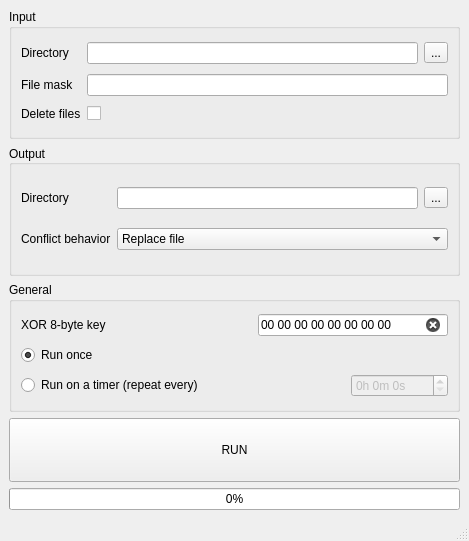
Above: mainwindow.ui from mxlgv/xor-encryptor before the change. Below: the same form after it.
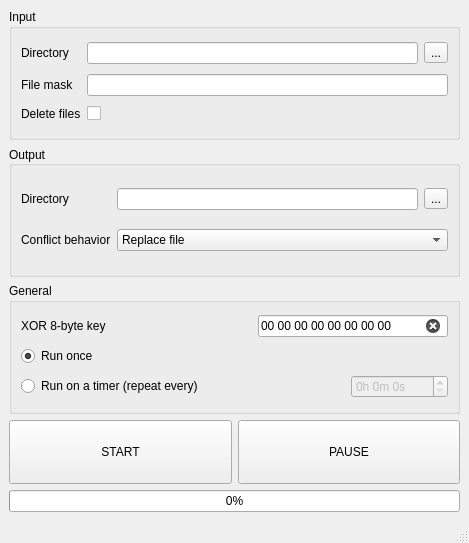
That is the form after the change. Custom widgets are drawn as their Qt base class.

```diff
--- a/mainwindow.ui
+++ b/mainwindow.ui
@@ -7,7 +7,7 @@
     <x>0</x>
     <y>0</y>
     <width>469</width>
-    <height>541</height>
+    <height>543</height>
    </rect>
   </property>
   <property name="sizePolicy">
@@ -283,7 +283,22 @@
      </widget>
     </item>
     <item>
-     <widget class="QPushButton" name="runButton">
+     <layout class="QHBoxLayout" name="horizontalLayout">
+      <item>
+       <widget class="QPushButton" name="startButton">
+        <property name="minimumSize">
+         <size>
+          <width>0</width>
+          <height>64</height>
+         </size>
+        </property>
+        <property name="text">
+         <string>START</string>
+        </property>
+       </widget>
+      </item>
+      <item>
+       <widget class="QPushButton" name="pauseButton">
       <property name="sizePolicy">
        <sizepolicy hsizetype="Preferred" vsizetype="Fixed">
         <horstretch>0</horstretch>
@@ -297,9 +312,11 @@
        </size>
       </property>
       <property name="text">
-       <string>RUN</string>
-      </property>
-     </widget>
+         <string>PAUSE</string>
+        </property>
+       </widget>
+      </item>
+     </layout>
     </item>
     <item>
      <widget class="QProgressBar" name="progressBar">
```
Left out of the diff: 52 changed lines with no effect on the pictures. Lines whose indentation alone changed are shown as unchanged.
